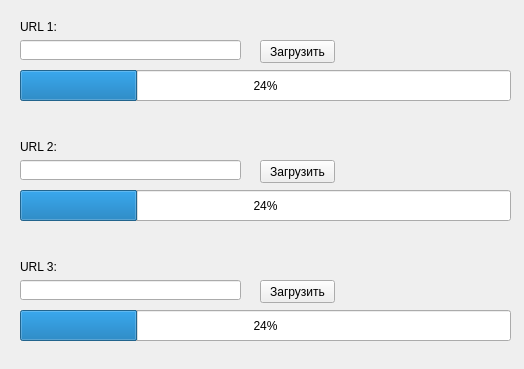
This is лаб.3/GUIDownload.ui in Klym/python_labs as Qt 5 draws it before an edit. The edited form follows.
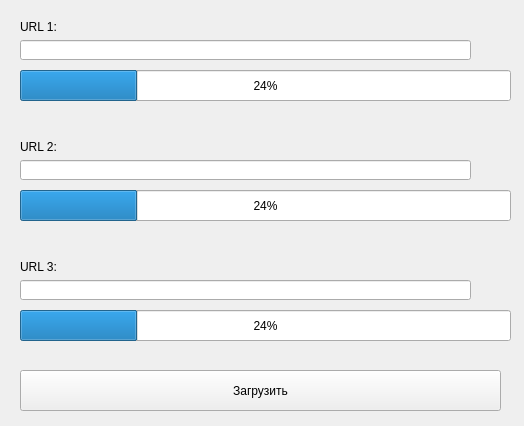
This is the edited form.

Commit message: update gui and determine finishing of downloading

Diff of the .ui file:
```diff
--- a/лаб.3/GUIDownload.ui
+++ b/лаб.3/GUIDownload.ui
@@ -7,19 +7,19 @@
     <x>0</x>
     <y>0</y>
     <width>524</width>
-    <height>369</height>
+    <height>426</height>
    </rect>
   </property>
   <property name="minimumSize">
    <size>
     <width>524</width>
-    <height>369</height>
+    <height>426</height>
    </size>
   </property>
   <property name="maximumSize">
    <size>
     <width>524</width>
-    <height>369</height>
+    <height>426</height>
    </size>
   </property>
   <property name="windowTitle">
@@ -69,7 +69,7 @@
     <rect>
      <x>20</x>
      <y>40</y>
-     <width>221</width>
+     <width>451</width>
      <height>20</height>
     </rect>
    </property>
@@ -79,7 +79,7 @@
     <rect>
      <x>20</x>
      <y>160</y>
-     <width>221</width>
+     <width>451</width>
      <height>20</height>
     </rect>
    </property>
@@ -89,7 +89,7 @@
     <rect>
      <x>20</x>
      <y>280</y>
-     <width>221</width>
+     <width>451</width>
      <height>20</height>
     </rect>
    </property>
@@ -97,36 +97,10 @@
   <widget class="QPushButton" name="pushButton">
    <property name="geometry">
     <rect>
-     <x>260</x>
-     <y>40</y>
-     <width>75</width>
-     <height>23</height>
-    </rect>
-   </property>
-   <property name="text">
-    <string>Загрузить</string>
-   </property>
-  </widget>
-  <widget class="QPushButton" name="pushButton_2">
-   <property name="geometry">
-    <rect>
-     <x>260</x>
-     <y>160</y>
-     <width>75</width>
-     <height>23</height>
-    </rect>
-   </property>
-   <property name="text">
-    <string>Загрузить</string>
-   </property>
-  </widget>
-  <widget class="QPushButton" name="pushButton_3">
-   <property name="geometry">
-    <rect>
-     <x>260</x>
-     <y>280</y>
-     <width>75</width>
-     <height>23</height>
+     <x>20</x>
+     <y>370</y>
+     <width>481</width>
+     <height>41</height>
     </rect>
    </property>
    <property name="text">
```
The commit also changes 2 other files.
